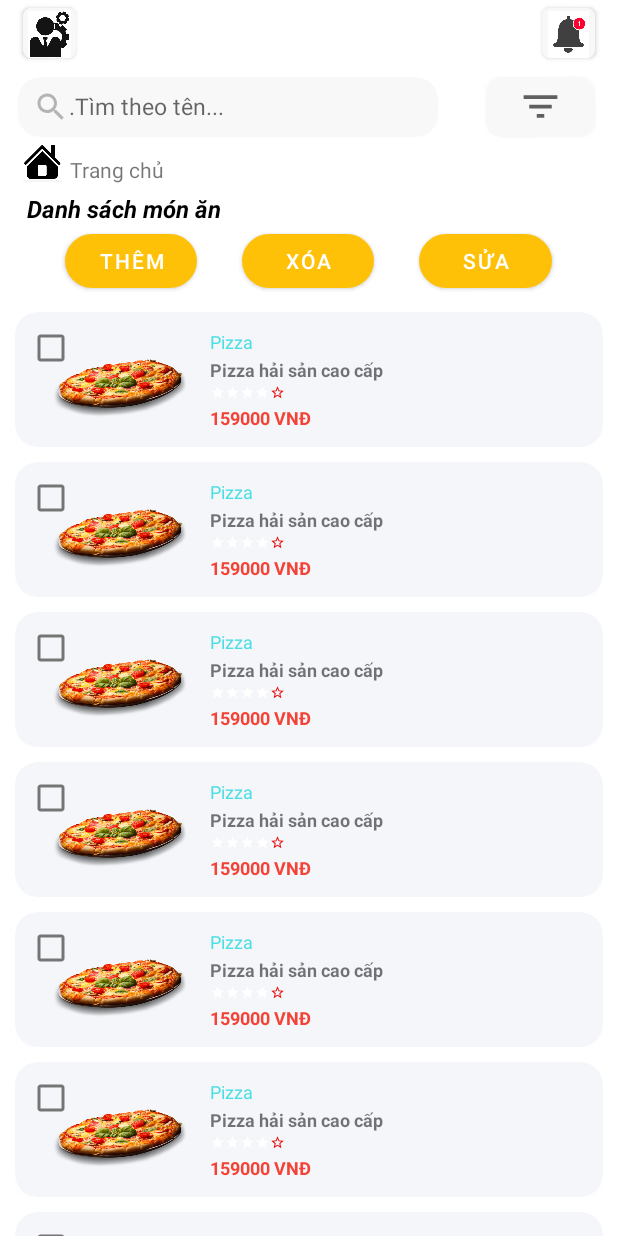
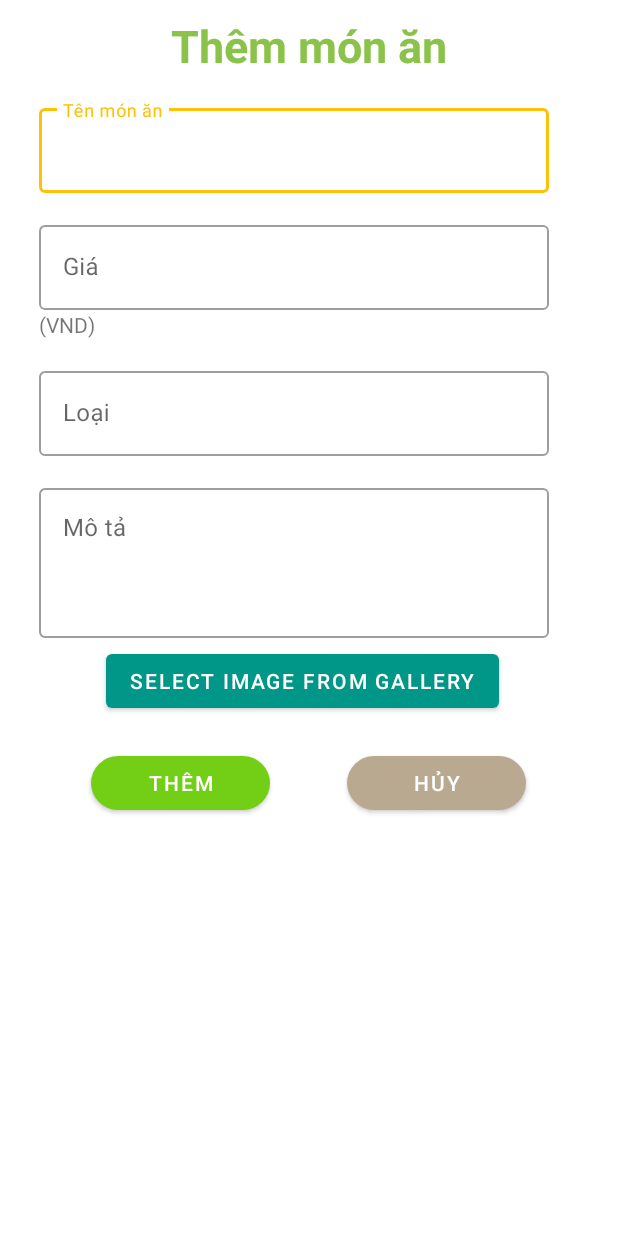
Before and after one commit to nhattruongagtm/Project_CNPM, an Android app: the fragment DishesManagementFragment shown on its own in the app's theme, after a tap on "THÊM", on a phone screen of 412 x 824 dp. Run offline under Robolectric (Android 15) with nearby library versions, the light colour scheme and no system bars; libraries missing offline, so code that uses them is left out: com.gun0912.tedpermission, gun0912.tedbottompicker; Roboto replaces fonts that are not available here.

Commit message:
select image from gallery

```diff
--- a/app/src/main/AndroidManifest.xml
+++ b/app/src/main/AndroidManifest.xml
@@ -4,9 +4,9 @@
 
     <uses-permission android:name="android.permission.INTERNET" />
     <uses-permission android:name="android.permission.ACCESS_NETWORK_STATE" />
-
+    <uses-permission android:name="android.permission.WRITE_EXTERNAL_STORAGE"/>
+    <uses-permission android:name="android.permission.CAMERA"/>
     <uses-permission android:name="android.permission.READ_EXTERNAL_STORAGE"/>
-    <uses-permission android:name="android.permission.CAMERA"/>
 
 
     <application
--- /dev/null
+++ b/app/src/main/java/com/example/project_cnpm/DishesManagement/AddDishActivity.java
@@ -0,0 +1,93 @@
+package com.example.project_cnpm.DishesManagement;
+
+import android.Manifest;
+import android.content.Intent;
+import android.net.Uri;
+import android.os.Bundle;
+import android.view.View;
+import android.widget.Button;
+import android.widget.Toast;
+
+import androidx.appcompat.app.AppCompatActivity;
+import androidx.recyclerview.widget.GridLayoutManager;
+import androidx.recyclerview.widget.RecyclerView;
+
+import com.example.project_cnpm.R;
+import com.gun0912.tedpermission.PermissionListener;
+import com.gun0912.tedpermission.TedPermission;
+
+import java.util.List;
+
+import gun0912.tedbottompicker.TedBottomPicker;
+import gun0912.tedbottompicker.TedBottomSheetDialogFragment;
+
+public class AddDishActivity extends AppCompatActivity {
+
+        private Button btnCancel;
+        private Button btnSelectImage;
+        private RecyclerView rcvPhoto;
+        private PhotoAdapter photoAdapter;
+
+        @Override
+        protected void onCreate(Bundle savedInstanceState) {
+            super.onCreate(savedInstanceState);
+            setContentView(R.layout.add_dish);
+
+            btnSelectImage = findViewById(R.id.btn_select_image);
+            rcvPhoto = findViewById(R.id.rcv_photo);
+            btnCancel = findViewById(R.id.btnCancelAdd);
+            photoAdapter = new PhotoAdapter(this);
+
+            GridLayoutManager gridLayoutManager = new GridLayoutManager(this,2);
+            rcvPhoto.setLayoutManager(gridLayoutManager);
+            rcvPhoto.setAdapter(photoAdapter);
+
+            btnSelectImage.setOnClickListener(new View.OnClickListener() {
+                @Override
+                public void onClick(View v) {
+                    requestPermission();
+                }
+            });
+
+
+            btnCancel.setOnClickListener(new View.OnClickListener() {
+                @Override
+                public void onClick(View v) {
+                    startActivity(new Intent(AddDishActivity.this, DishesManagementFragment.class));
+                }
+            });
+        }
+        private void requestPermission(){
+            PermissionListener permissionlistener = new PermissionListener() {
+                @Override
+                public void onPermissionGranted() {
+                    selectImageFromGallery();
+                }
+
+                @Override
+                public void onPermissionDenied(List<String> deniedPermissions) {
+                    Toast.makeText(AddDishActivity.this, "Permission Denied\n" + deniedPermissions.toString(), Toast.LENGTH_SHORT).show();
+                }
+            };
+            TedPermission.with(this)
+                    .setPermissionListener(permissionlistener)
+                    .setDeniedMessage("If you reject permission,you can not use this service\n\nPlease turn on permissions at [Setting] > [Permission]")
+                    .setPermissions(Manifest.permission.WRITE_EXTERNAL_STORAGE, Manifest.permission.READ_EXTERNAL_STORAGE, Manifest.permission.CAMERA)
+                    .check();
+        }
+        private void selectImageFromGallery(){
+            TedBottomPicker.with(AddDishActivity.this)
+                    .setPeekHeight(1600)
+                    .showTitle(false)
+                    .setCompleteButtonText("Done")
+                    .setEmptySelectionText("No Select")
+                    .showMultiImage(new TedBottomSheetDialogFragment.OnMultiImageSelectedListener() {
+                        @Override
+                        public void onImagesSelected(List<Uri> uriList) {
+                            if(uriList != null && !uriList.isEmpty()){
+                                photoAdapter.setData(uriList);
+                        }
+                    }
+                    });
+        }
+}
--- a/app/src/main/java/com/example/project_cnpm/DishesManagement/DishesManagementFragment.java
+++ b/app/src/main/java/com/example/project_cnpm/DishesManagement/DishesManagementFragment.java
@@ -48,7 +48,7 @@ public class DishesManagementFragment extends Fragment {
         btnMenuAdmin = view.findViewById(R.id.btnMenuAdmin);
 
         ///
-        btnAdd = view.findViewById(R.id.btnAddDish);
+        btnAdd = view.findViewById(R.id.btnAdd);
         ///
 
         btnHome = view.findViewById(R.id.imgHome);
@@ -119,14 +119,14 @@ public class DishesManagementFragment extends Fragment {
     }
     public ArrayList<DishManagement> getDishesMangement(){
         ArrayList<DishManagement> list = new ArrayList<>();
-        list.add(new DishManagement("001","Pizza hải sản cao cấp",159000,0,"Pizza",true,R.drawable.pizza_home_page_item));
-        list.add(new DishManagement("001","Pizza hải sản cao cấp",159000,0,"Pizza",true,R.drawable.pizza_home_page_item));
-        list.add(new DishManagement("001","Pizza hải sản cao cấp",159000,0,"Pizza",true,R.drawable.pizza_home_page_item));
-        list.add(new DishManagement("001","Pizza hải sản cao cấp",159000,0,"Pizza",true,R.drawable.pizza_home_page_item));
-        list.add(new DishManagement("001","Pizza hải sản cao cấp",159000,0,"Pizza",true,R.drawable.pizza_home_page_item));
-        list.add(new DishManagement("001","Pizza hải sản cao cấp",159000,0,"Pizza",true,R.drawable.pizza_home_page_item));
-        list.add(new DishManagement("001","Pizza hải sản cao cấp",159000,0,"Pizza",true,R.drawable.pizza_home_page_item));
-        list.add(new DishManagement("001","Pizza hải sản cao cấp",159000,0,"Pizza",true,R.drawable.pizza_home_page_item));
+        list.add(new DishManagement("001","Pizza hải sản cao cấp",159000,0,"Pizza",true, R.drawable.pizza_home_page_item));
+        list.add(new DishManagement("001","Pizza hải sản cao cấp",159000,0,"Pizza",true, R.drawable.pizza_home_page_item));
+        list.add(new DishManagement("001","Pizza hải sản cao cấp",159000,0,"Pizza",true, R.drawable.pizza_home_page_item));
+        list.add(new DishManagement("001","Pizza hải sản cao cấp",159000,0,"Pizza",true, R.drawable.pizza_home_page_item));
+        list.add(new DishManagement("001","Pizza hải sản cao cấp",159000,0,"Pizza",true, R.drawable.pizza_home_page_item));
+        list.add(new DishManagement("001","Pizza hải sản cao cấp",159000,0,"Pizza",true, R.drawable.pizza_home_page_item));
+        list.add(new DishManagement("001","Pizza hải sản cao cấp",159000,0,"Pizza",true, R.drawable.pizza_home_page_item));
+        list.add(new DishManagement("001","Pizza hải sản cao cấp",159000,0,"Pizza",true, R.drawable.pizza_home_page_item));
         return list;
     }
 
--- /dev/null
+++ b/app/src/main/java/com/example/project_cnpm/DishesManagement/PhotoAdapter.java
@@ -0,0 +1,70 @@
+package com.example.project_cnpm.DishesManagement;
+
+import android.content.Context;
+import android.graphics.Bitmap;
+import android.net.Uri;
+import android.provider.MediaStore;
+import android.view.LayoutInflater;
+import android.view.View;
+import android.view.ViewGroup;
+import android.widget.ImageView;
+
+import androidx.annotation.NonNull;
+import androidx.recyclerview.widget.RecyclerView;
+
+import com.example.project_cnpm.R;
+
+import java.io.IOException;
+import java.util.List;
+
+public class PhotoAdapter extends RecyclerView.Adapter<PhotoAdapter.PhotoViewHolder>{
+
+    private Context mContext;
+    private List<Uri> mListPhotos;
+
+    public PhotoAdapter(Context mContext) {
+        this.mContext = mContext;
+    }
+
+    public void setData(List<Uri> list){
+        this.mListPhotos = list;
+         notifyDataSetChanged();
+    }
+
+    @NonNull
+    @Override
+    public PhotoViewHolder onCreateViewHolder(@NonNull ViewGroup parent, int viewType) {
+        View view = LayoutInflater.from(parent.getContext()).inflate(R.layout.item_photo,parent,false);
+        return new PhotoViewHolder(view);
+    }
+
+    @Override
+    public void onBindViewHolder(@NonNull PhotoViewHolder holder, int position) {
+        Uri uri = mListPhotos.get(position);
+        try {
+            Bitmap bitmap = MediaStore.Images.Media.getBitmap(mContext.getContentResolver(), uri);
+            if(bitmap != null) {
+                holder.imgPhoto.setImageBitmap(bitmap);
+            }
+        }catch (IOException e){
+            e.printStackTrace();
+        }
+    }
+
+    @Override
+    public int getItemCount() {
+        if (mListPhotos == null){
+            return 0;
+        }else return mListPhotos.size();
+    }
+
+    public  class PhotoViewHolder extends RecyclerView.ViewHolder {
+        private ImageView imgPhoto;
+
+        public  PhotoViewHolder(View itemView){
+            super(itemView);
+            imgPhoto = itemView.findViewById(R.id.img_photo);
+
+        }
+    }
+}
--- /dev/null
+++ b/app/src/main/res/layout/add_dish.xml
@@ -0,0 +1,276 @@
+<?xml version="1.0" encoding="utf-8"?>
+<androidx.constraintlayout.widget.ConstraintLayout xmlns:android="http://schemas.android.com/apk/res/android"
+    xmlns:app="http://schemas.android.com/apk/res-auto"
+    android:layout_width="match_parent"
+    android:layout_height="match_parent">
+
+    <FrameLayout
+        android:layout_width="match_parent"
+        android:layout_height="match_parent">
+
+        <LinearLayout
+            android:id="@+id/add_dish"
+            android:layout_width="match_parent"
+            android:layout_height="wrap_content"
+            android:layout_marginRight="10dp"
+            android:orientation="vertical"
+            android:paddingLeft="10dp">
+
+            <TextView
+                android:id="@+id/textView10"
+                android:layout_width="match_parent"
+                android:layout_height="wrap_content"
+                android:layout_marginTop="10dp"
+                android:text="Thêm món ăn"
+                android:textAlignment="center"
+                android:textColor="#8BC34A"
+                android:textSize="30sp"
+                android:textStyle="bold" />
+
+            <LinearLayout
+                android:layout_width="match_parent"
+                android:layout_height="match_parent"
+                android:orientation="vertical">
+
+                <com.google.android.material.textfield.TextInputLayout
+                    style="@style/Widget.MaterialComponents.TextInputLayout.OutlinedBox"
+                    android:layout_width="wrap_content"
+                    android:layout_height="wrap_content"
+                    android:layout_marginStart="16dp"
+                    android:layout_marginTop="16dp"
+                    android:layout_marginEnd="16dp"
+                    android:hint="@string/name">
+
+                    <com.google.android.material.textfield.TextInputEditText
+                        android:layout_width="340dp"
+                        android:layout_height="wrap_content"
+                        android:inputType="text" />
+                </com.google.android.material.textfield.TextInputLayout>
+
+                <com.google.android.material.textfield.TextInputLayout
+                    style="@style/Widget.MaterialComponents.TextInputLayout.OutlinedBox"
+                    android:layout_width="wrap_content"
+                    android:layout_height="wrap_content"
+                    android:layout_marginStart="16dp"
+                    android:layout_marginTop="16dp"
+                    android:layout_marginEnd="16dp"
+                    android:hint="@string/price">
+
+                    <com.google.android.material.textfield.TextInputEditText
+                        android:layout_width="340dp"
+                        android:layout_height="wrap_content"
+                        android:inputType="text" />
+
+                    <TextView
+                        android:id="@+id/textView16"
+                        android:layout_width="wrap_content"
+                        android:layout_height="wrap_content"
+                        android:layout_weight="1"
+                        android:text="(VND)" />
+                </com.google.android.material.textfield.TextInputLayout>
+
+                <com.google.android.material.textfield.TextInputLayout
+                    style="@style/Widget.MaterialComponents.TextInputLayout.OutlinedBox"
+                    android:layout_width="wrap_content"
+                    android:layout_height="wrap_content"
+                    android:layout_marginStart="16dp"
+                    android:layout_marginTop="16dp"
+                    android:layout_marginEnd="16dp"
+                    android:hint="@string/type">
+
+                    <com.google.android.material.textfield.TextInputEditText
+                        android:layout_width="340dp"
+                        android:layout_height="wrap_content"
+                        android:inputType="text" />
+                </com.google.android.material.textfield.TextInputLayout>
+
+                <com.google.android.material.textfield.TextInputLayout
+                    style="@style/Widget.MaterialComponents.TextInputLayout.OutlinedBox"
+                    android:layout_width="wrap_content"
+                    android:layout_height="110dp"
+                    android:layout_marginStart="16dp"
+                    android:layout_marginTop="16dp"
+                    android:layout_marginEnd="16dp"
+                    android:hint="@string/description">
+
+                    <com.google.android.material.textfield.TextInputEditText
+                        android:layout_width="340dp"
+                        android:layout_height="100dp"
+                        android:gravity="top"
+                        android:inputType="text" />
+                </com.google.android.material.textfield.TextInputLayout>
+            </LinearLayout>
+
+            <LinearLayout
+                android:layout_width="384dp"
+                android:layout_height="match_parent"
+                android:layout_marginRight="5dp"
+                android:layout_weight="1"
+                android:orientation="vertical">
+
+                <Button
+                    android:id="@+id/btn_select_image"
+                    android:layout_width="wrap_content"
+                    android:layout_height="wrap_content"
+                    android:layout_gravity="center_horizontal"
+                    android:text="Select image from Gallery"
+                    app:backgroundTint="#009688" />
+
+                <androidx.recyclerview.widget.RecyclerView
+                    android:id="@+id/rcv_photo"
+                    android:layout_width="372dp"
+                    android:layout_height="wrap_content"
+                    android:layout_marginStart="10dp"
+                    android:layout_marginRight="10dp"
+                    android:layout_marginBottom="10dp" />
+            </LinearLayout>
+
+            <LinearLayout
+                android:layout_width="match_parent"
+                android:layout_height="wrap_content"
+                android:layout_marginTop="10dp"
+                android:orientation="horizontal">
+
+                <TextView
+                    android:id="@+id/textView8"
+                    android:layout_width="20dp"
+                    android:layout_height="wrap_content"
+                    android:layout_weight="1" />
+
+                <Button
+                    android:id="@+id/btnAddDish"
+                    android:layout_width="wrap_content"
+                    android:layout_height="wrap_content"
+                    android:layout_weight="1"
+                    android:text="Thêm"
+                    app:backgroundTint="#72CF15"
+                    app:cornerRadius="30dp" />
+
+                <TextView
+                    android:id="@+id/textView7"
+                    android:layout_width="20dp"
+                    android:layout_height="wrap_content"
+                    android:layout_weight="1" />
+
+                <Button
+                    android:id="@+id/btnCancelAdd"
+                    android:layout_width="wrap_content"
+                    android:layout_height="wrap_content"
+                    android:layout_weight="1"
+                    android:text="Hủy"
+                    app:backgroundTint="#BAA991"
+                    app:cornerRadius="30dp" />
+
+                <TextView
+                    android:id="@+id/textView9"
+                    android:layout_width="20dp"
+                    android:layout_height="wrap_content"
+                    android:layout_weight="1" />
+            </LinearLayout>
+
+
+            <!--            <LinearLayout-->
+            <!--                android:layout_width="match_parent"-->
+            <!--                android:layout_height="wrap_content"-->
+            <!--                android:orientation="horizontal">-->
+
+            <!--                <TextView-->
+            <!--                    android:id="@+id/textView11"-->
+            <!--                    android:layout_width="5dp"-->
+            <!--                    android:layout_height="wrap_content"-->
+            <!--                    android:layout_weight="1"-->
+            <!--                    android:text="Tên món ăn:"-->
+            <!--                    android:textColor="#000000"-->
+            <!--                    android:textSize="16sp" />-->
+
+            <!--                <EditText-->
+            <!--                    android:id="@+id/editTextTextPersonName"-->
+            <!--                    android:layout_width="wrap_content"-->
+            <!--                    android:layout_height="wrap_content"-->
+            <!--                    android:layout_weight="1"-->
+            <!--                    android:ems="10"-->
+            <!--                    android:inputType="textPersonName" />-->
+            <!--            </LinearLayout>-->
+
+            <!--            <LinearLayout-->
+            <!--                android:layout_width="match_parent"-->
+            <!--                android:layout_height="wrap_content"-->
+            <!--                android:orientation="horizontal">-->
+
+            <!--                <TextView-->
+            <!--                    android:id="@+id/textView12"-->
+            <!--                    android:layout_width="49dp"-->
+            <!--                    android:layout_height="wrap_content"-->
+            <!--                    android:layout_weight="1"-->
+            <!--                    android:text="Giá:"-->
+            <!--                    android:textColor="#000000"-->
+            <!--                    android:textSize="16sp" />-->
+
+            <!--                <EditText-->
+            <!--                    android:id="@+id/editTextTextPersonName2"-->
+            <!--                    android:layout_width="wrap_content"-->
+            <!--                    android:layout_height="wrap_content"-->
+            <!--                    android:layout_weight="1"-->
+            <!--                    android:ems="10"-->
+            <!--                    android:inputType="textPersonName" />-->
+
+            <!--                <TextView-->
+            <!--                    android:id="@+id/textView14"-->
+            <!--                    android:layout_width="0dp"-->
+            <!--                    android:layout_height="wrap_content"-->
+            <!--                    android:layout_weight="1"-->
+            <!--                    android:text="VND"-->
+            <!--                    android:textColor="#8C8989"-->
+            <!--                    android:textSize="16sp" />-->
+            <!--            </LinearLayout>-->
+
+            <!--            <LinearLayout-->
+            <!--                android:layout_width="match_parent"-->
+            <!--                android:layout_height="wrap_content"-->
+            <!--                android:orientation="horizontal">-->
+
+            <!--                <TextView-->
+            <!--                    android:id="@+id/textView13"-->
+            <!--                    android:layout_width="5dp"-->
+            <!--                    android:layout_height="wrap_content"-->
+            <!--                    android:layout_weight="1"-->
+            <!--                    android:text="Loại:"-->
+            <!--                    android:textColor="#000000"-->
+            <!--                    android:textSize="16sp" />-->
+
+            <!--                <EditText-->
+            <!--                    android:id="@+id/editTextTextPersonName3"-->
+            <!--                    android:layout_width="wrap_content"-->
+            <!--                    android:layout_height="wrap_content"-->
+            <!--                    android:layout_weight="1"-->
+            <!--                    android:ems="10"-->
+            <!--                    android:inputType="textPersonName" />-->
+            <!--            </LinearLayout>-->
+
+            <!--            <LinearLayout-->
+            <!--                android:layout_width="match_parent"-->
+            <!--                android:layout_height="wrap_content"-->
+            <!--                android:orientation="horizontal">-->
+
+            <!--                <TextView-->
+            <!--                    android:id="@+id/textView15"-->
+            <!--                    android:layout_width="93dp"-->
+            <!--                    android:layout_height="wrap_content"-->
+            <!--                    android:text="Mô tả:"-->
+            <!--                    android:textColor="#000000"-->
+            <!--                    android:textSize="16sp" />-->
+
+            <!--                <EditText-->
+            <!--                    android:id="@+id/editTextTextPersonName4"-->
+            <!--                    android:layout_width="wrap_content"-->
+            <!--                    android:layout_height="wrap_content"-->
+            <!--                    android:layout_weight="1"-->
+            <!--                    android:ems="10"-->
+            <!--                    android:inputType="textPersonName"-->
+            <!--                    android:textColor="#000000" />-->
+            <!--            </LinearLayout>-->
+
+        </LinearLayout>
+
+    </FrameLayout>
+</androidx.constraintlayout.widget.ConstraintLayout>
--- a/app/src/main/res/layout/fragment_dish_management.xml
+++ b/app/src/main/res/layout/fragment_dish_management.xml
@@ -164,9 +164,9 @@
                 android:text="          " />
 
             <Button
-                android:id="@+id/btnAddDish"
+                android:id="@+id/btnAdd"
                 android:layout_width="wrap_content"
-                android:layout_height="wrap_content"
+                android:layout_height="match_parent"
                 android:layout_weight="1"
                 android:text="Thêm"
                 app:cornerRadius="20dp" />
--- /dev/null
+++ b/app/src/main/res/layout/item_photo.xml
@@ -0,0 +1,15 @@
+<?xml version="1.0" encoding="utf-8"?>
+<androidx.cardview.widget.CardView xmlns:android="http://schemas.android.com/apk/res/android"
+    xmlns:app="http://schemas.android.com/apk/res-auto"
+    android:layout_width="match_parent"
+    android:layout_height="wrap_content"
+    app:cardCornerRadius="6dp"
+    android:layout_marginTop="10dp"
+    android:layout_marginEnd="10dp">
+
+    <ImageView
+        android:id="@+id/img_photo"
+        android:layout_width="match_parent"
+        android:layout_height="100dp"
+        android:scaleType="centerCrop" />
+</androidx.cardview.widget.CardView>
```
Also changed, not shown: app/build.gradle (+6 -3 lines).
